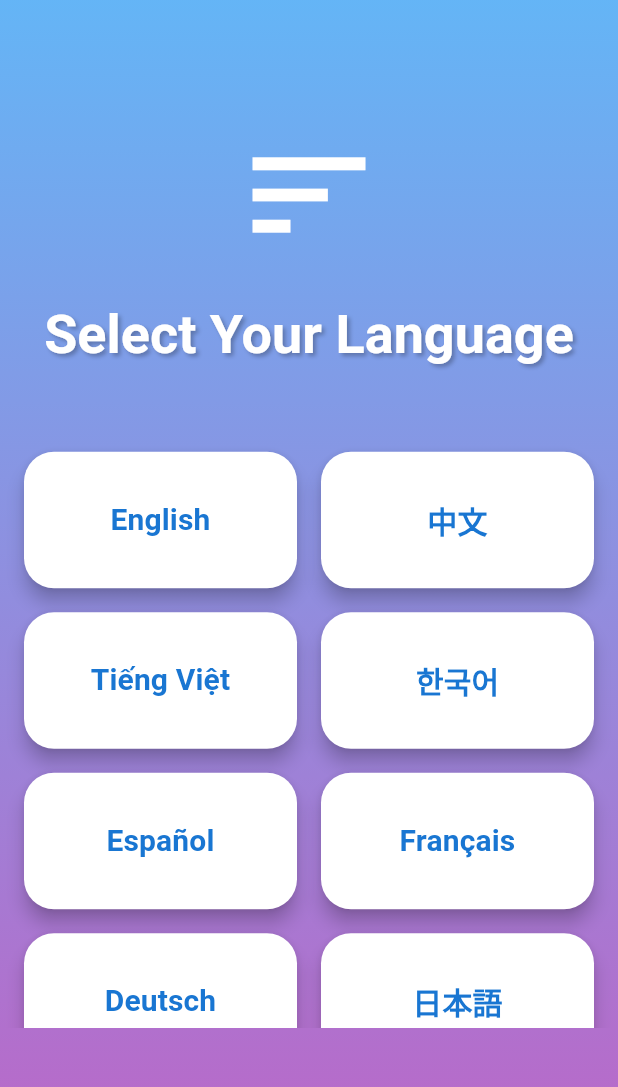
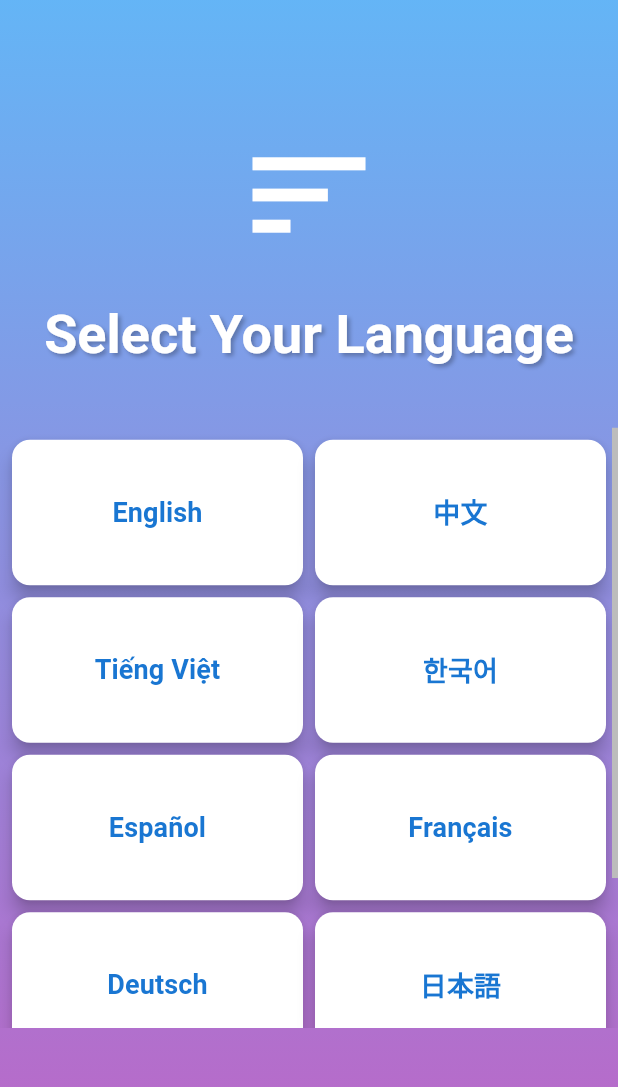
Before and after one commit to tuyenctbk/good_sort_game, a Flutter app: the screen it shows after launch, on a phone screen of 412 x 824 dp, the part 86-1173 px from its top. Run offline on Flutter 3.47's test engine with Material 3 defaults, Android fonts, the light colour scheme and no system bars; our stand-ins replace audioplayers; Roboto replaces fonts that are missing (Comic Sans MS).

Commit message:
Made scrollbar always visible and reduced padding in language cards

```diff
--- a/lib/main.dart
+++ b/lib/main.dart
@@ -145,13 +145,15 @@ class LanguageSelectionScreen extends StatelessWidget {
                     final crossAxisCount =
                         (constraints.maxWidth / itemWidth).floor().clamp(1, 4);
 
-                    return GridView.builder(
-                      padding: const EdgeInsets.all(16),
+                    return Scrollbar(
+                      thumbVisibility: true,
+                      child: GridView.builder(
+                        padding: const EdgeInsets.all(8),
                         gridDelegate: SliverGridDelegateWithFixedCrossAxisCount(
                           crossAxisCount: crossAxisCount,
                           childAspectRatio: 2.0,
-                        crossAxisSpacing: 16,
-                        mainAxisSpacing: 16,
+                          crossAxisSpacing: 8,
+                          mainAxisSpacing: 8,
                         ),
                         itemCount: LanguageConstants.supportedLanguages.length,
                         itemBuilder: (context, index) {
@@ -169,24 +171,25 @@ class LanguageSelectionScreen extends StatelessWidget {
                             },
                             style: ElevatedButton.styleFrom(
                               padding: const EdgeInsets.symmetric(
-                                horizontal: 16, vertical: 12),
+                                  horizontal: 8, vertical: 4),
                               backgroundColor: Colors.white,
                               foregroundColor: Colors.blue.shade700,
                               elevation: 5,
                               shape: RoundedRectangleBorder(
-                              borderRadius: BorderRadius.circular(20),
+                                borderRadius: BorderRadius.circular(12),
                               ),
                             ),
                             child: Text(
                               language.name,
                               style: const TextStyle(
-                              fontSize: 20,
+                                fontSize: 18,
                                 fontWeight: FontWeight.bold,
                               ),
                               textAlign: TextAlign.center,
                             ),
                           );
                         },
+                      ),
                     );
                   },
                 ),
```
Lines whose indentation alone changed are shown as unchanged.
